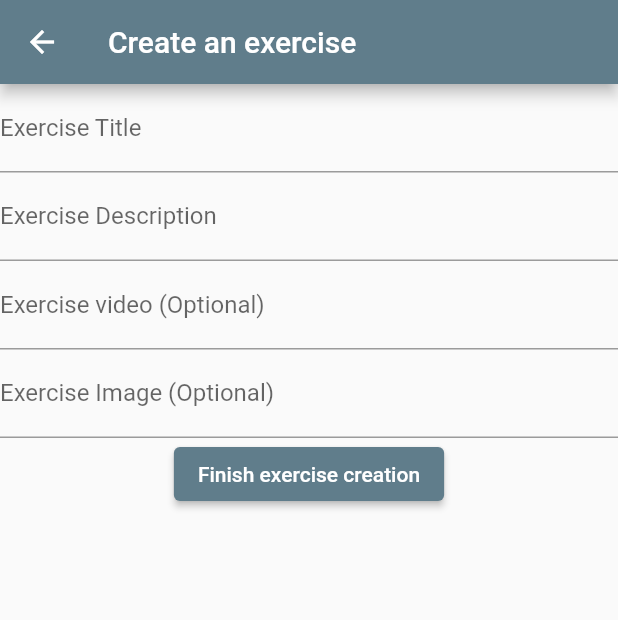
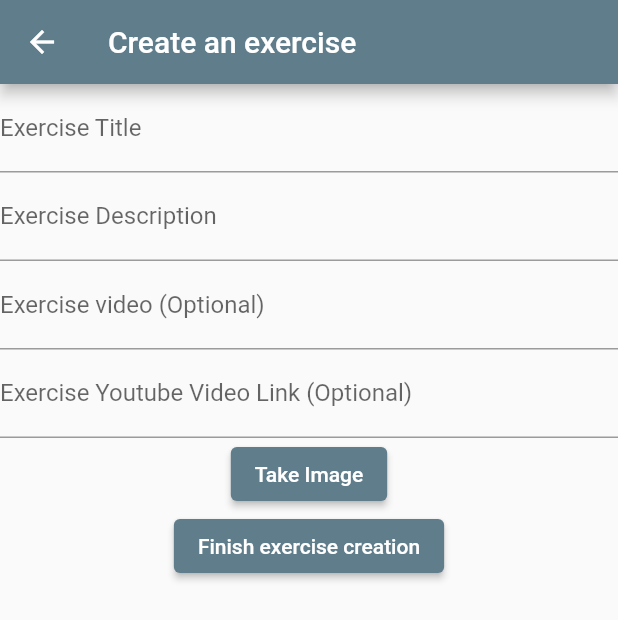
Before and after one commit to MasonAdsero/FitDb, a Flutter app: the screen it shows after launch, after a tap on the "add circle outline" icon, on a phone screen of 412 x 824 dp. Shown: the top 620 px of the screen. Run offline on Flutter 3.47's test engine with Material 2 defaults, Android fonts, the phone set to English and light mode, and no system bars; our stand-ins replace dio, image_picker, sqflite, video_player, youtube_player_flutter; accounts and stored records are empty.

Commit message:
Adds support for user-taken images.

```diff
--- a/lib/create_exercise.dart
+++ b/lib/create_exercise.dart
@@ -10,6 +10,7 @@ import 'db_provider.dart';
 import 'sqflite_db.dart';
 import 'dart:async';
 import 'package:dio/dio.dart';
+import 'package:image_picker/image_picker.dart';
 
 class ExerciseForm extends StatefulWidget {
   ExerciseForm({super.key});
@@ -23,20 +24,24 @@ class _ExerciseForm extends State<ExerciseForm> {
   final titleField = TextEditingController();
   final descField = TextEditingController();
   final videoField = TextEditingController();
-  final imageField = TextEditingController();
+  final youtubeLinkField = TextEditingController();
+  final ImagePicker _picker = ImagePicker();
+  String? imageLink;
 
   @override
   void dispose() {
     titleField.dispose();
     descField.dispose();
     videoField.dispose();
-    imageField.dispose();
+    //imageField.dispose();
+    youtubeLinkField.dispose();
     super.dispose();
   }
 
   void _submit() async {
     String? vidPath;
     String? imgPath;
+
     if (_formKey.currentState!.validate()) {
       Directory appDocDir = await getApplicationDocumentsDirectory();
       String appDocPath = appDocDir.path;
@@ -44,15 +49,32 @@ class _ExerciseForm extends State<ExerciseForm> {
         vidPath = '$appDocPath/${titleField.text}/vid.mp4';
         await Dio().download(videoField.text, vidPath);
       }
-      if (imageField.text.isNotEmpty) {
-        imgPath = '$appDocPath/${titleField.text}/img.mp4';
-        await Dio().download(imageField.text, imgPath);
+      //if (imageField.text.isNotEmpty) {
+      //  imgPath = '$appDocPath/${titleField.text}/img.mp4';
+      //  await Dio().download(imageField.text, imgPath);
+      //}
+      if (imageLink != null){
+        imgPath = imageLink;
       }
       Exercise exercise = Exercise(context.read<ExerciseList>().id,
-          titleField.text, descField.text, vidPath, imgPath);
+          titleField.text, descField.text, vidPath, imgPath, youtubeLinkField.text);
       context.read<ExerciseList>().add(exercise);
       context.read<DbProvider>().db.insertExercise(exercise);
       Navigator.pop(context);
+    }
+  }
+
+  _takeImage() async {
+    final XFile? image = await _picker.pickImage(source: ImageSource.camera);
+    if (image != null) {
+      final imageSaveDirectory = await getApplicationDocumentsDirectory();
+      final imageSavePath = imageSaveDirectory.path;
+      final imageName = image.name;
+      final imageWithPath = '$imageSavePath/$imageName';
+      await image.saveTo(imageWithPath);
+      setState(() {
+        imageLink = imageWithPath;
+      });
     }
   }
 
@@ -100,11 +122,12 @@ class _ExerciseForm extends State<ExerciseForm> {
                 return null;
               },
             ),
+
             TextFormField(
               decoration: const InputDecoration(
-                  labelText: "Exercise Image (Optional)",
-                  hintText: "Enter a link for a image"),
-              controller: imageField,
+                  labelText: "Exercise Youtube Video Link (Optional)",
+                  hintText: "Enter a link for a youtubeVideo"),
+              controller: youtubeLinkField,
               validator: (String? value) {
                 if (value != null && value.isNotEmpty) {
                   Uri url = Uri.parse(value);
@@ -115,6 +138,11 @@ class _ExerciseForm extends State<ExerciseForm> {
                 return null;
               },
             ),
+
+            if (imageLink != null)
+              Image.file(File(imageLink!), width: 300, height: 300),
+
+            ElevatedButton(onPressed: _takeImage, child: const Text("Take Image")),
             ElevatedButton(
                 onPressed: _submit,
                 child: const Text("Finish exercise creation"))
--- a/lib/exercise_model.dart
+++ b/lib/exercise_model.dart
@@ -4,9 +4,10 @@ class Exercise {
   String desc;
   String? video;
   String? image;
+  String? youtubeLink;
   List<int> progress = [];
   List<String> progressTimes = [];
-  Exercise(this.id, this.name, this.desc, [this.video, this.image]);
+  Exercise(this.id, this.name, this.desc, [this.video, this.image, this.youtubeLink]);
 
   Map<String, dynamic> toMap() {
     return {
@@ -14,13 +15,14 @@ class Exercise {
       'name': name,
       'desc': desc,
       'video': video,
-      'image': image
+      'image': image,
+      'youtubeLink': youtubeLink
     };
   }
 
   @override
   String toString() {
     // TODO: implement toString
-    return 'Exercise{$id, $name, $desc, ${video ?? "none"}, ${image ?? 'none'}}';
+    return 'Exercise{$id, $name, $desc, ${video ?? "none"}, ${image ?? 'none'}, ${youtubeLink ?? 'none'}}';
   }
 }
--- a/lib/sqflite_db.dart
+++ b/lib/sqflite_db.dart
@@ -16,7 +16,7 @@ class FitDatabase {
     database = openDatabase(join(await getDatabasesPath(), dbName),
         onCreate: (db, version) {
       return db.execute(
-          'CREATE TABLE exercises(id INTEGER PRIMARY KEY, name TEXT, desc TEXT, video TEXT, image TEXT)');
+          'CREATE TABLE exercises(id INTEGER PRIMARY KEY, name TEXT, desc TEXT, video TEXT, image TEXT, youtubeLink TEXT)');
     }, version: 1);
   }
 
@@ -32,7 +32,7 @@ class FitDatabase {
     final List<Map<String, dynamic>> maps = await db.query("exercises");
     return List.generate(maps.length, (i) {
       return Exercise(maps[i]['id'], maps[i]['name'], maps[i]['desc'],
-          maps[i]['video'], maps[i]['image']);
+          maps[i]['video'], maps[i]['image'], maps[i]['youtubeLink']);
     });
   }
 
--- a/pubspec.yaml
+++ b/pubspec.yaml
@@ -43,6 +43,7 @@ dependencies:
   path_provider: ^2.0.12
   youtube_player_flutter: ^8.1.2
   video_player:
+  image_picker:
 
 dev_dependencies:
   flutter_test:
```
Also changed, not shown: lib/display_exercise.dart (+9 -6 lines).
